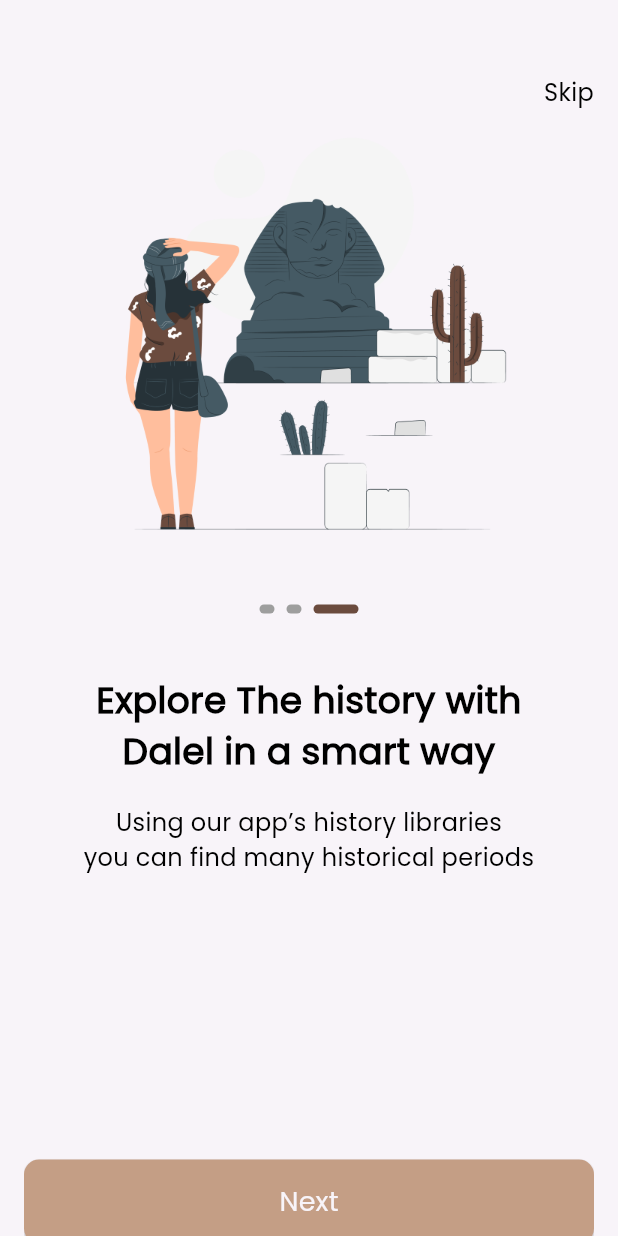
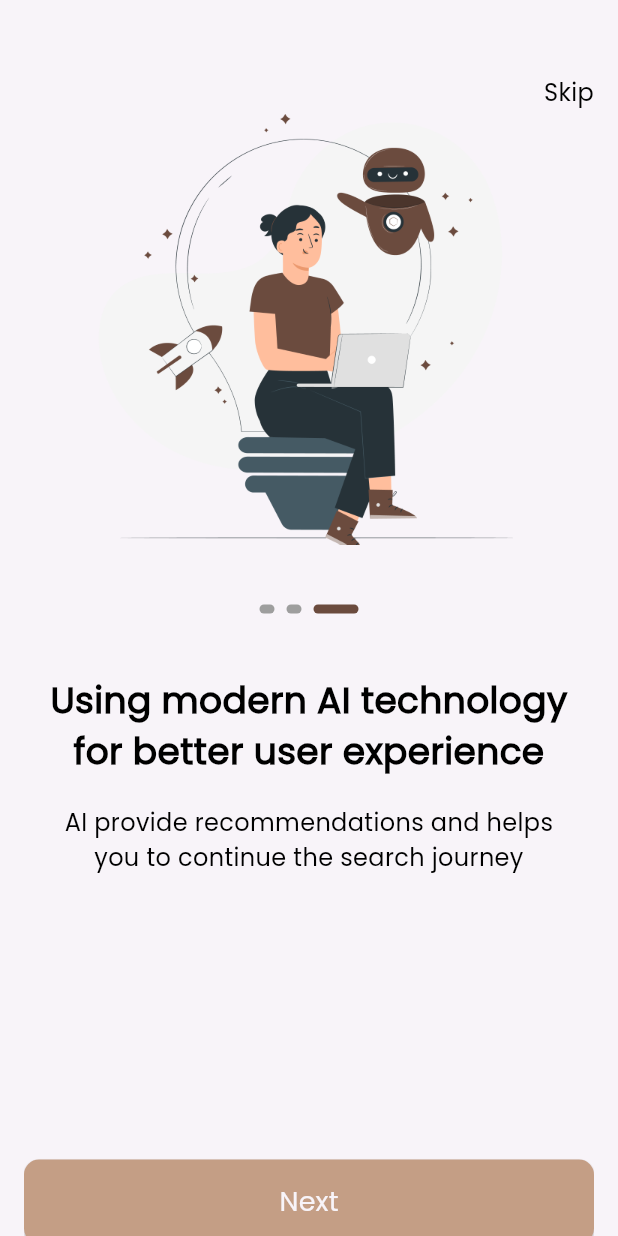
Before and after one commit to AyaElShafey/Dalel, a Flutter app: the screen it shows after launch, swiped to page 3, on a phone screen of 412 x 824 dp. Run offline on Flutter 3.47's test engine with Material 3 defaults, Android fonts, the phone set to English and light mode, and no system bars; drawn by our look-alikes of smooth_page_indicator; our stand-ins replace go_router.

Commit message:
create onboarding model

```diff
--- /dev/null
+++ b/lib/features/onboarding/data/models/onboarding_model.dart
@@ -0,0 +1,30 @@
+import 'package:dalel/core/utils/app_assets.dart';
+
+class OnBoardingModel {
+  final String imagePath;
+  final String title;
+  final String subTitle;
+
+  OnBoardingModel({
+    required this.imagePath,
+    required this.title,
+    required this.subTitle,
+  });
+}
+
+List<OnBoardingModel> onBoardingData = [
+  OnBoardingModel(
+      imagePath: Assets.imagesOnboarding1,
+      title: "Explore The history with\nDalel in a smart way",
+      subTitle:
+          "Using our app’s history libraries \nyou can find many historical periods "),
+  OnBoardingModel(
+      imagePath: Assets.imagesOnboarding2,
+      title: "From every place\non earth",
+      subTitle: "A big variety of ancient places\nfrom all over the world"),
+  OnBoardingModel(
+      imagePath: Assets.imagesOnboarding3,
+      title: "Using modern AI technology\nfor better user experience",
+      subTitle:
+          "AI provide recommendations and helps\nyou to continue the search journey"),
+];
--- a/lib/features/onboarding/widgets/on_boarding_widget_body.dart
+++ b/lib/features/onboarding/widgets/on_boarding_widget_body.dart
@@ -1,6 +1,7 @@
 import 'package:dalel/core/utils/app_assets.dart';
 import 'package:dalel/core/utils/app_text_styles.dart';
 import 'package:dalel/core/widgets/custom_smooth_page_indicator.dart';
+import 'package:dalel/features/onboarding/data/models/onboarding_model.dart';
 import 'package:flutter/material.dart';
 
 class OnBoardingWidgetBody extends StatelessWidget {
@@ -13,23 +14,23 @@ class OnBoardingWidgetBody extends StatelessWidget {
       child: PageView.builder(
         //make me scroll right and left
         controller: _controller,
-        itemCount: 3,
+        itemCount: onBoardingData.length,
         itemBuilder: (context, index) {
           return Column(
             children: [
               Container(
                 height: 290,
                 width: 343,
-                decoration: const BoxDecoration(
+                decoration: BoxDecoration(
                     image: DecorationImage(
-                        image: AssetImage(Assets.imagesOnboarding1),
+                        image: AssetImage(onBoardingData[index].imagePath),
                         fit: BoxFit.fill)),
               ),
               const SizedBox(height: 40),
               CustomSmoothPageIndicator(controller: _controller),
               const SizedBox(height: 40),
               Text(
-                "Explore The history with \nDalel in a smart way",
+                onBoardingData[index].title,
                 style: CustomTextStyles.poppins500style24
                     .copyWith(fontWeight: FontWeight.bold),
                 textAlign: TextAlign.center,
@@ -37,8 +38,8 @@ class OnBoardingWidgetBody extends StatelessWidget {
                 overflow: TextOverflow.ellipsis,
               ),
               const SizedBox(height: 20),
-              const Text(
-                "Using our app’s history libraries \nyou can find many historical periods",
+              Text(
+                onBoardingData[index].subTitle,
                 style: CustomTextStyles.poppins300style16,
                 textAlign: TextAlign.center,
                 maxLines: 2,
```
